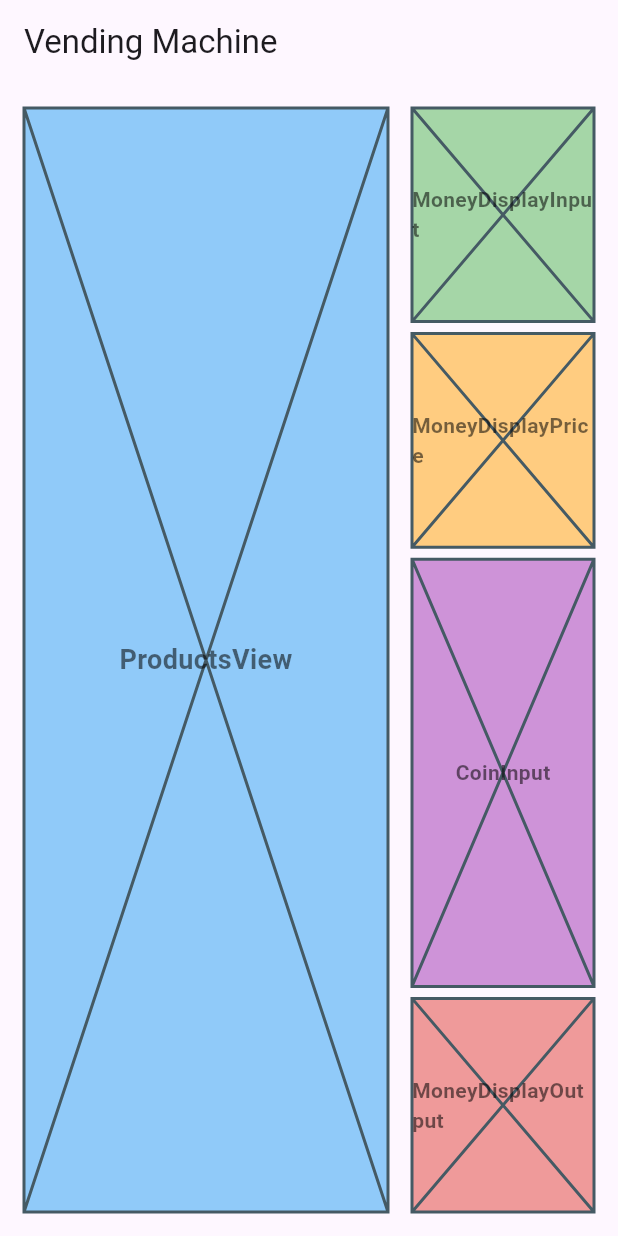
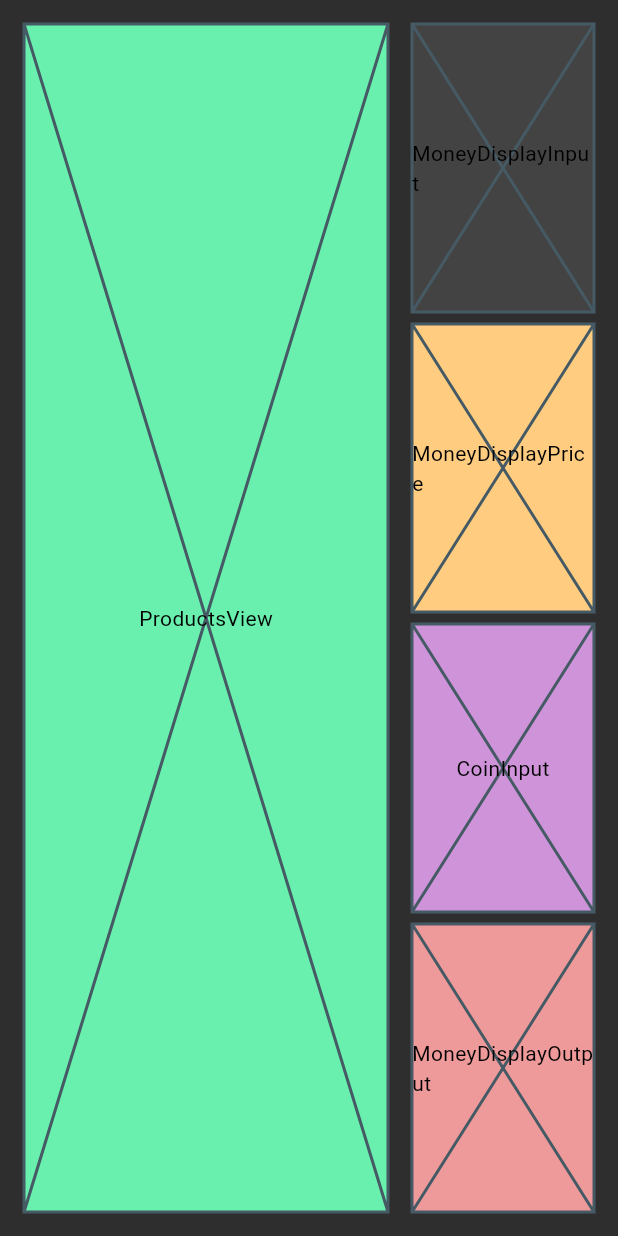
Before and after one commit to cdemy/snackautomat_2502, a Flutter app: the screen it shows after launch, on a phone screen of 412 x 824 dp. Run offline on Flutter 3.47's test engine with Material 3 defaults, Android fonts, the phone set to English and light mode, and no system bars.

Commit message:
main screen verschoenern

```diff
--- a/lib/main.dart
+++ b/lib/main.dart
@@ -1,4 +1,5 @@
 import 'package:flutter/material.dart';
+import 'package:snackauotmat_2502/theme/vending_theme.dart';
 import 'screens/main_screen.dart';
 
 void main() {
@@ -11,8 +12,11 @@ class MyApp extends StatelessWidget {
   @override
   Widget build(BuildContext context) {
     return MaterialApp(
-      title: 'Vending Mashine App',
-      home: MainScreen(), //
+      title: 'Vending Machine',
+      theme: lightVendingMachineTheme,
+      darkTheme: darkVendingMachineTheme,
+      themeMode: ThemeMode.dark,
+      home: MainScreen(),
     );
   }
 }
--- a/lib/screens/main_screen.dart
+++ b/lib/screens/main_screen.dart
@@ -1,27 +1,20 @@
 import 'package:flutter/material.dart';
+import 'package:snackauotmat_2502/theme/theme_extentions.dart';
 
 class MainScreen extends StatelessWidget {
   const MainScreen({super.key});
 
   @override
   Widget build(BuildContext context) {
-    return MaterialApp(
-      title: 'Vending Machine MVP',
-      theme: ThemeData(
-        primarySwatch: Colors.lightGreen,
-      ),
-      home: VendingMachineScreen(),
-    );
+    return VendingMachineScreen();
   }
 }
 
 class VendingMachineScreen extends StatelessWidget {
+  const VendingMachineScreen({super.key});
   @override
   Widget build(BuildContext context) {
     return Scaffold(
-      appBar: AppBar(
-        title: Text('Vending Machine'),
-      ),
       body: Padding(
         padding: const EdgeInsets.all(16.0),
         child: Row(
@@ -51,7 +44,7 @@ class VendingMachineScreen extends StatelessWidget {
                   SizedBox(height: 8),
                   // Fläche für Buttons mit Münzen
                   Expanded(
-                    flex: 2,
+                    flex: 1,
                     child: CoinInput(),
                   ),
                   SizedBox(height: 8),
@@ -75,16 +68,11 @@ class ProductsView extends StatelessWidget {
   @override
   Widget build(BuildContext context) {
     return Container(
-      color: Colors.blue[200],
+      color: context.appColors.productsViewBackground,
       child: Placeholder(
         child: Center(
           child: Text(
             'ProductsView',
-            style: TextStyle(
-              fontSize: 18,
-              fontWeight: FontWeight.bold,
-              color: Colors.black54,
-            ),
           ),
         ),
       ),
@@ -97,16 +85,11 @@ class MoneyDisplayInput extends StatelessWidget {
   @override
   Widget build(BuildContext context) {
     return Container(
-      color: Colors.green[200],
+      color: context.appColors.moneyDisplayInputBackground,
       child: Placeholder(
         child: Center(
           child: Text(
             'MoneyDisplayInput',
-            style: TextStyle(
-              fontSize: 14,
-              fontWeight: FontWeight.bold,
-              color: Colors.black54,
-            ),
           ),
         ),
       ),
@@ -124,11 +107,6 @@ class MoneyDisplayPrice extends StatelessWidget {
         child: Center(
           child: Text(
             'MoneyDisplayPrice',
-            style: TextStyle(
-              fontSize: 14,
-              fontWeight: FontWeight.bold,
-              color: Colors.black54,
-            ),
           ),
         ),
       ),
@@ -146,11 +124,6 @@ class CoinInput extends StatelessWidget {
         child: Center(
           child: Text(
             'CoinInput',
-            style: TextStyle(
-              fontSize: 14,
-              fontWeight: FontWeight.bold,
-              color: Colors.black54,
-            ),
           ),
         ),
       ),
@@ -168,11 +141,6 @@ class MoneyDisplayOutput extends StatelessWidget {
         child: Center(
           child: Text(
             'MoneyDisplayOutput',
-            style: TextStyle(
-              fontSize: 14,
-              fontWeight: FontWeight.bold,
-              color: Colors.black54,
-            ),
           ),
         ),
       ),
--- /dev/null
+++ b/lib/theme/vending_theme.dart
@@ -0,0 +1,68 @@
+import 'package:flutter/material.dart';
+import 'package:snackauotmat_2502/theme/custom_colors.dart';
+
+final ThemeData darkVendingMachineTheme = ThemeData(
+  brightness: Brightness.dark,
+  useMaterial3: true,
+  scaffoldBackgroundColor: const Color(0xFF2E2E2E), // Metal background
+  colorScheme: const ColorScheme.dark(
+    primary: Color(0xFFB0B0B0), // Light metalic
+    secondary: Color(0xFFE53935), // Red button
+    surface: Color(0xFF4A5C6A), // Steel blue
+    onPrimary: Colors.black,
+    onSecondary: Colors.white,
+  ),
+  appBarTheme: const AppBarTheme(
+    backgroundColor: Color(0xFF4A5C6A),
+    foregroundColor: Colors.white,
+  ),
+  cardColor: const Color(0xFF3A3A3A), // Dark metal
+  textTheme: const TextTheme(
+    bodyLarge: TextStyle(color: Colors.black),
+    bodyMedium: TextStyle(color: Colors.black),
+  ),
+  buttonTheme: const ButtonThemeData(
+    buttonColor: Color(0xFFE53935), // Red buttons
+  ),
+  extensions: [
+    CustomColors(
+      background: const Color.fromARGB(55, 0, 0, 0),
+      moneyDisplayInputBackground: Colors.white10,
+      moneyDisplayOutputBackground: Colors.amber,
+      productsViewBackground: Colors.greenAccent,
+    ),
+  ],
+);
+
+final ThemeData lightVendingMachineTheme = ThemeData(
+  brightness: Brightness.light,
+  useMaterial3: true,
+  scaffoldBackgroundColor: const Color(0xFF2E2E2E), // Metal background
+  colorScheme: const ColorScheme.light(
+    primary: Color(0xFFB0B0B0), // Light metalic
+    secondary: Color(0xFFE53935), // Red button
+    surface: Color(0xFF4A5C6A), // Steel blue
+    onPrimary: Colors.black,
+    onSecondary: Colors.white,
+  ),
+  appBarTheme: const AppBarTheme(
+    backgroundColor: Color(0xFF4A5C6A),
+    foregroundColor: Colors.white,
+  ),
+  cardColor: const Color(0xFF3A3A3A), // Dark metal
+  textTheme: const TextTheme(
+    bodyLarge: TextStyle(color: Colors.black),
+    bodyMedium: TextStyle(color: Colors.black),
+  ),
+  buttonTheme: const ButtonThemeData(
+    buttonColor: Color(0xFFE53935), // Red buttons
+  ),
+  extensions: [
+    CustomColors(
+      background: const Color.fromARGB(55, 0, 0, 0),
+      moneyDisplayInputBackground: Colors.white10,
+      moneyDisplayOutputBackground: Colors.amber,
+      productsViewBackground: Colors.greenAccent,
+    ),
+  ],
+);
```
Also changed, not shown: lib/theme/app_color_scheme.dart (added, +9 -0 lines), lib/theme/custom_colors.dart (added, +111 -0 lines), lib/theme/theme_extentions.dart (added, +7 -0 lines), pubspec.yaml (+3 -5 lines), lib/assets/images/products/knoppers.png (added), lib/assets/images/products/lorenz_erdnuss.png (added), lib/assets/images/products/milka.png (added), lib/assets/images/products/paprika_chips.png (added), lib/assets/images/products/paulaner_spezi.png (added), lib/assets/images/products/potato_chips.png (added), lib/assets/images/products/sour_cream_onion_chips.png (added), 2 other files.
